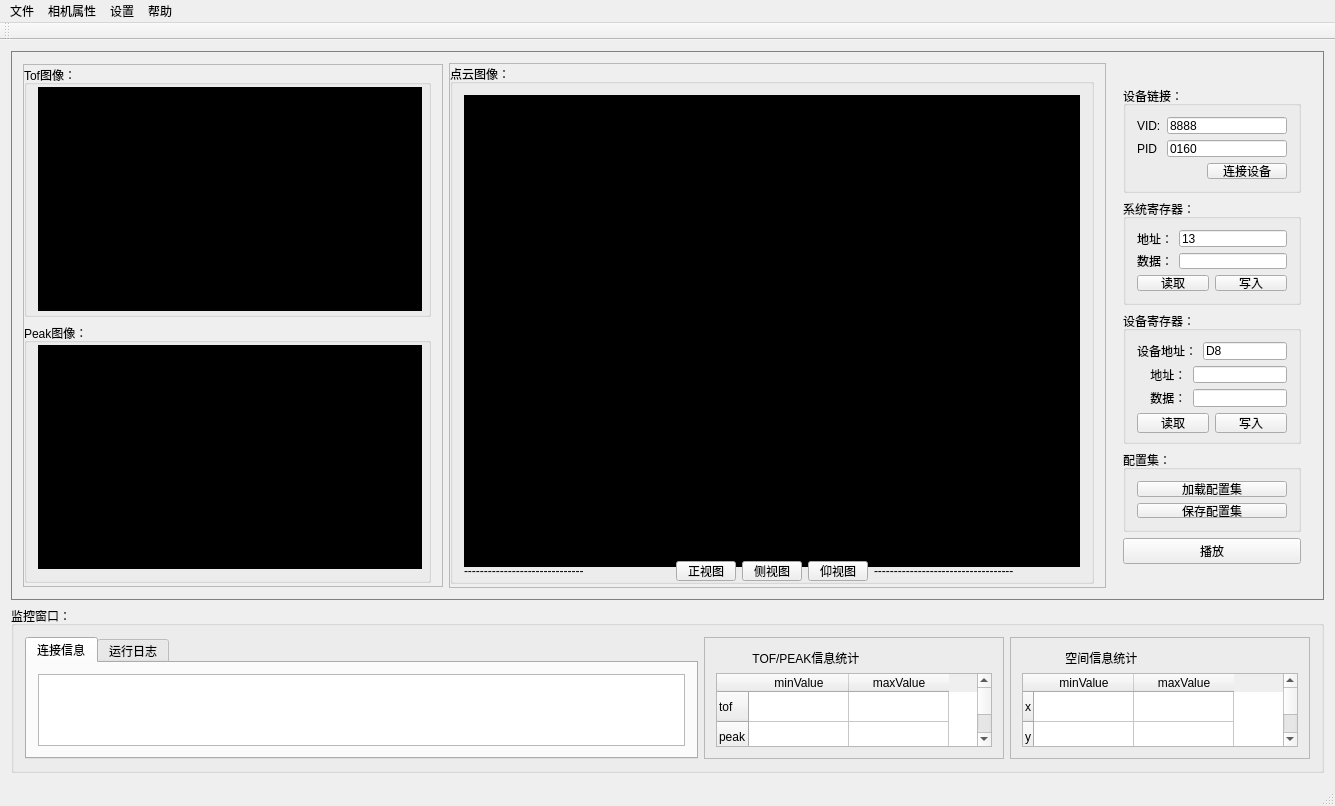
This is mainwindow.ui in heathen557/show3DPointCloud as Qt 5 draws it before an edit. The edited form follows.
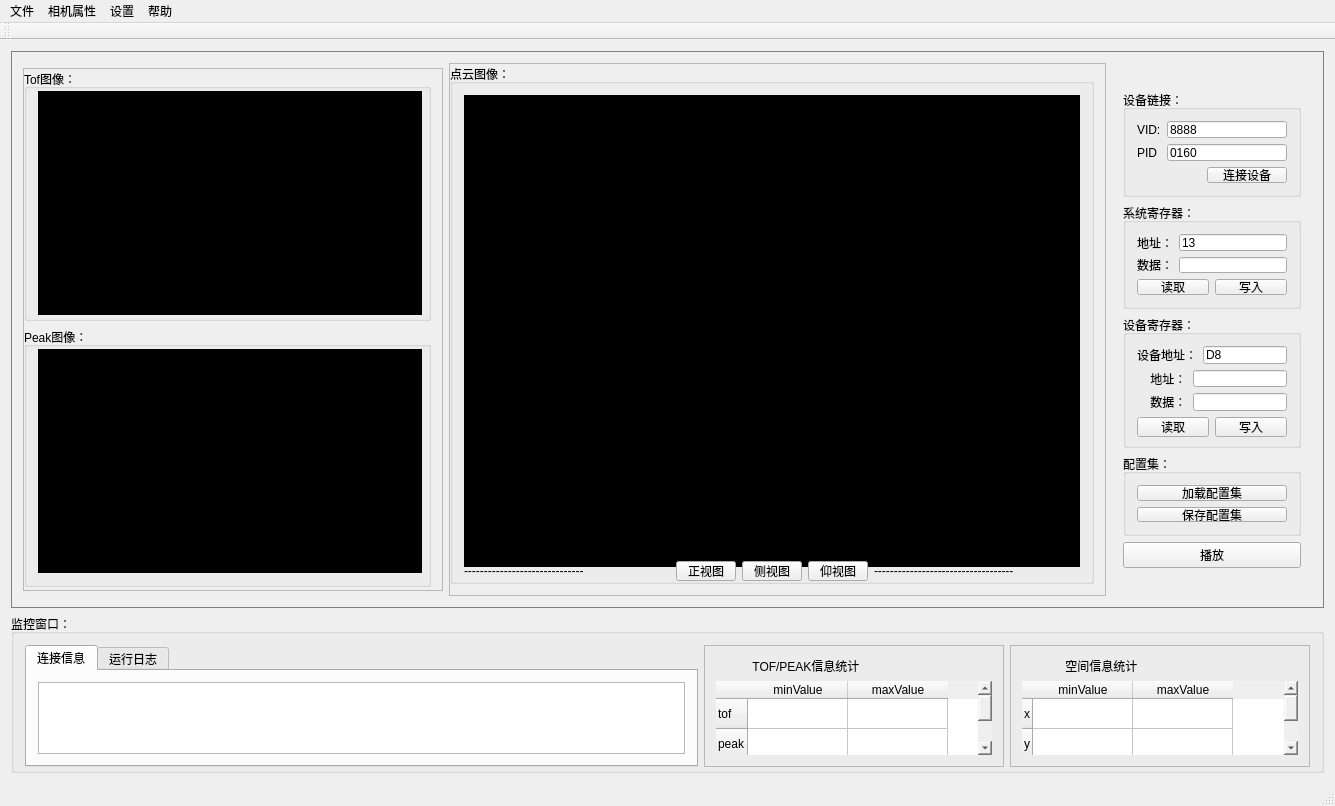
This is the edited form. Icons and pictures are not drawn. Custom widgets are drawn as their Qt base class.

What changed in the file:
```diff
--- a/mainwindow.ui
+++ b/mainwindow.ui
@@ -631,10 +631,22 @@
        <string>监控窗口：</string>
       </property>
       <layout class="QGridLayout" name="gridLayout_16">
+       <property name="bottomMargin">
+        <number>3</number>
+       </property>
        <item row="0" column="0">
         <layout class="QHBoxLayout" name="horizontalLayout_13">
          <item>
           <widget class="QTabWidget" name="tabWidget">
+           <property name="maximumSize">
+            <size>
+             <width>16777215</width>
+             <height>130</height>
+            </size>
+           </property>
+           <property name="styleSheet">
+            <string notr="true">font:9pt &quot;黑体&quot;;</string>
+           </property>
            <property name="currentIndex">
             <number>0</number>
            </property>
@@ -679,6 +691,9 @@
              <layout class="QVBoxLayout" name="verticalLayout_5">
               <item>
                <widget class="QLabel" name="label_11">
+                <property name="styleSheet">
+                 <string notr="true">font:10pt &quot;黑体&quot;;</string>
+                </property>
                 <property name="text">
                  <string>           TOF/PEAK信息统计</string>
                 </property>
@@ -687,7 +702,8 @@
               <item>
                <widget class="QTableWidget" name="tableWidget_2">
                 <property name="styleSheet">
-                 <string notr="true"/>
+                 <string notr="true">font:10pt &quot;黑体&quot;;
+border:0px</string>
                 </property>
                 <row>
                  <property name="text">
@@ -735,6 +751,9 @@
              <layout class="QVBoxLayout" name="verticalLayout_4">
               <item>
                <widget class="QLabel" name="label_9">
+                <property name="styleSheet">
+                 <string notr="true">font:10pt &quot;黑体&quot;;</string>
+                </property>
                 <property name="text">
                  <string>             空间信息统计</string>
                 </property>
@@ -743,7 +762,8 @@
               <item>
                <widget class="QTableWidget" name="tableWidget_4">
                 <property name="styleSheet">
-                 <string notr="true"/>
+                 <string notr="true">font:10pt &quot;黑体&quot;;
+border:0px</string>
                 </property>
                 <row>
                  <property name="text">
```
Left out of the diff: 8 changed lines with no effect on the pictures.
